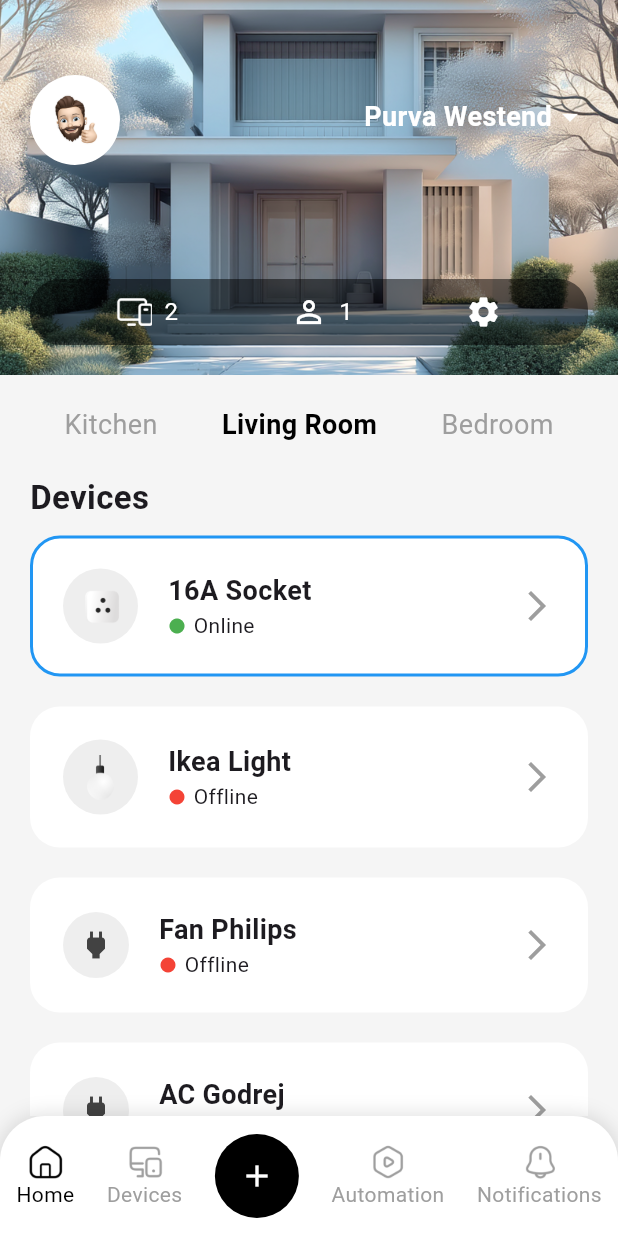
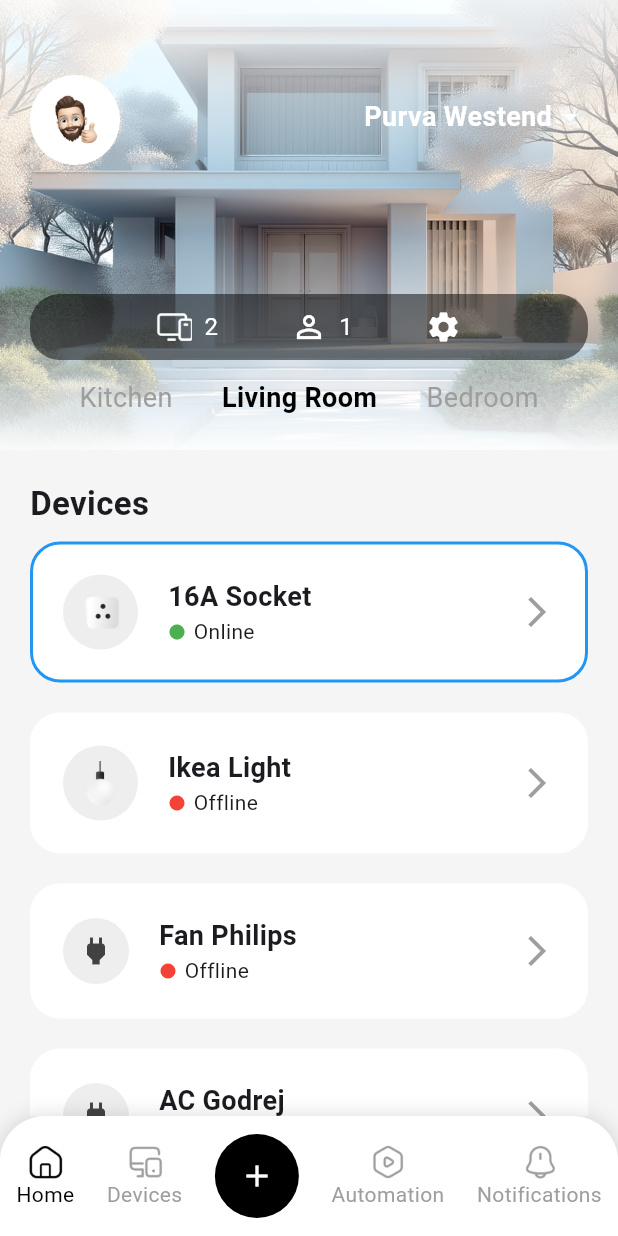
Before and after one commit to mohd-afid/machine_task, a Flutter app: the screen it shows after launch, on a phone screen of 412 x 824 dp. Run offline on Flutter 3.47's test engine with Material 3 defaults, Android fonts, the phone set to English and light mode, and no system bars.

Commit message:
design fix

```diff
--- a/lib/presentation/screens/home_screen.dart
+++ b/lib/presentation/screens/home_screen.dart
@@ -15,7 +15,8 @@ class HomeScreen extends StatelessWidget {
         crossAxisAlignment: CrossAxisAlignment.start,
         children: [
           const HeaderSection(),
-          const RoomSelector(),
+       //   const RoomSelector(),
+          SizedBox(height: 20,),
           const Padding(
             padding: EdgeInsets.symmetric(horizontal: 20.0),
             child: Text(
--- a/lib/presentation/widgets/header_section.dart
+++ b/lib/presentation/widgets/header_section.dart
@@ -1,5 +1,6 @@
 
 import 'package:flutter/material.dart';
+import 'package:machine_task/presentation/widgets/room_selector.dart';
 
 class HeaderSection extends StatelessWidget {
   const HeaderSection({super.key});
@@ -7,7 +8,7 @@ class HeaderSection extends StatelessWidget {
   @override
   Widget build(BuildContext context) {
     return Container(
-      height: 250,
+      height: 300,
       decoration: const BoxDecoration(
         image: DecorationImage(
           image: AssetImage('lib/assets/images/home.png'),
@@ -47,11 +48,11 @@ class HeaderSection extends StatelessWidget {
             ),
           ),
           Positioned(
-            bottom: 20,
+            bottom: 60,
             left: 20,
             right: 20,
             child: Container(
-              padding: const EdgeInsets.symmetric(horizontal: 20, vertical: 10),
+              padding: const EdgeInsets.symmetric(horizontal: 60, vertical: 10),
               decoration: BoxDecoration(
                 color: Colors.black.withOpacity(0.5),
                 borderRadius: BorderRadius.circular(20),
@@ -78,6 +79,12 @@ class HeaderSection extends StatelessWidget {
               ),
             ),
           ),
+          Positioned(
+            top: 230,
+              bottom: 0,
+              left: 20,
+              right: 20,
+              child: RoomSelector()),
         ],
       ),
     );
```
Also changed, not shown: lib/assets/images/home.png.
